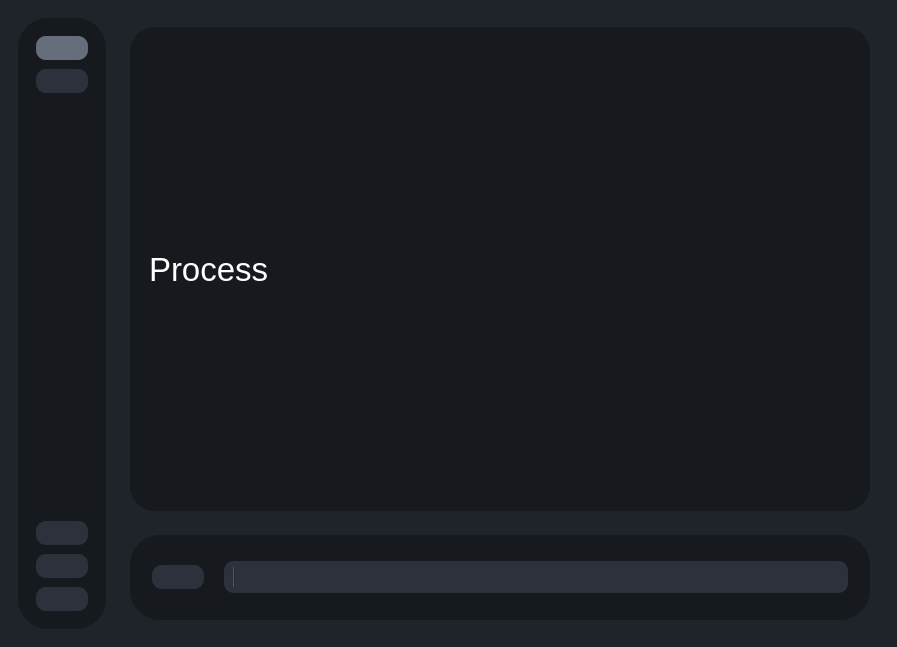
TNTwise/rve-frontend-py, file testRVEInterface.ui: the form before one commit.
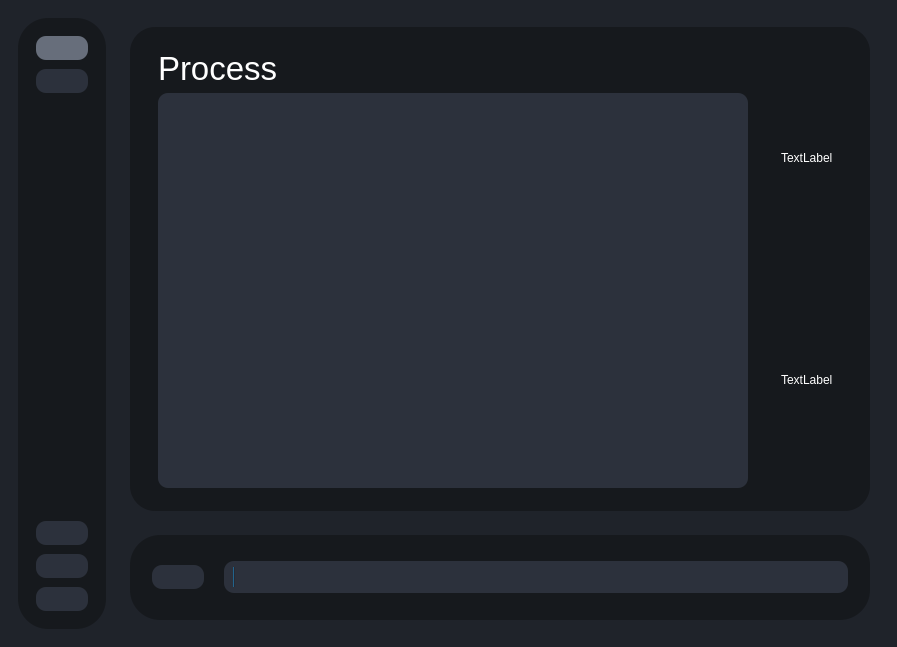
The form after the commit. The open tabs and pages were chosen to show the change. Icons and pictures are not drawn.

Commit message: work on process menu

```diff
--- a/testRVEInterface.ui
+++ b/testRVEInterface.ui
@@ -113,30 +113,73 @@
 }</string>
              </property>
              <layout class="QGridLayout" name="gridLayout_3">
+              <item row="0" column="0">
+               <widget class="QWidget" name="videoInfoContainer" native="true">
+                <property name="maximumSize">
+                 <size>
+                  <width>16000</width>
+                  <height>16777215</height>
+                 </size>
+                </property>
+                <layout class="QVBoxLayout" name="verticalLayout_7">
+                 <item>
+                  <widget class="QLabel" name="label_2">
+                   <property name="font">
+                    <font>
+                     <pointsize>25</pointsize>
+                    </font>
+                   </property>
+                   <property name="text">
+                    <string>Process</string>
+                   </property>
+                  </widget>
+                 </item>
+                 <item>
+                  <widget class="QTextEdit" name="textEdit">
+                   <property name="styleSheet">
+                    <string notr="true">QTextEdit{
+background-color:#2c313c;
+border-radius: 10px;
+}
+</string>
+                   </property>
+                  </widget>
+                 </item>
+                </layout>
+               </widget>
+              </item>
               <item row="0" column="1">
                <widget class="QWidget" name="processInfoContainer" native="true">
                 <layout class="QVBoxLayout" name="verticalLayout_5">
                  <item>
-                  <widget class="QWidget" name="previewSubContainer" native="true"/>
+                  <widget class="QWidget" name="previewSubContainer" native="true">
+                   <layout class="QVBoxLayout" name="verticalLayout_8">
+                    <item>
+                     <widget class="QLabel" name="label_5">
+                      <property name="text">
+                       <string>TextLabel</string>
+                      </property>
+                     </widget>
+                    </item>
+                   </layout>
+                  </widget>
                  </item>
                  <item>
-                  <widget class="QWidget" name="infoSubContainer" native="true"/>
+                  <widget class="QWidget" name="infoSubContainer" native="true">
+                   <layout class="QVBoxLayout" name="verticalLayout_9">
+                    <item>
+                     <widget class="QLabel" name="label_6">
+                      <property name="text">
+                       <string>TextLabel</string>
+                      </property>
+                     </widget>
+                    </item>
+                   </layout>
+                  </widget>
                  </item>
                 </layout>
                </widget>
               </item>
-              <item row="0" column="0">
-               <widget class="QLabel" name="label_2">
-                <property name="font">
-                 <font>
-                  <pointsize>25</pointsize>
-                 </font>
-                </property>
-                <property name="text">
-                 <string>Process</string>
-                </property>
-               </widget>
-              </item>
              </layout>
             </widget>
             <widget class="QWidget" name="settingsPage">
```
Left out of the diff: 3 changed lines with no effect on the pictures. The commit also changes 1 other file.
